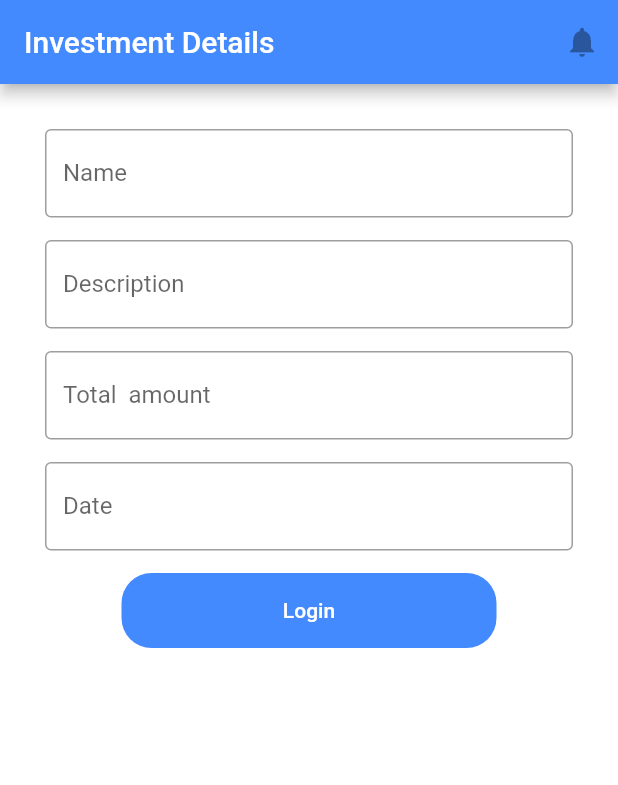
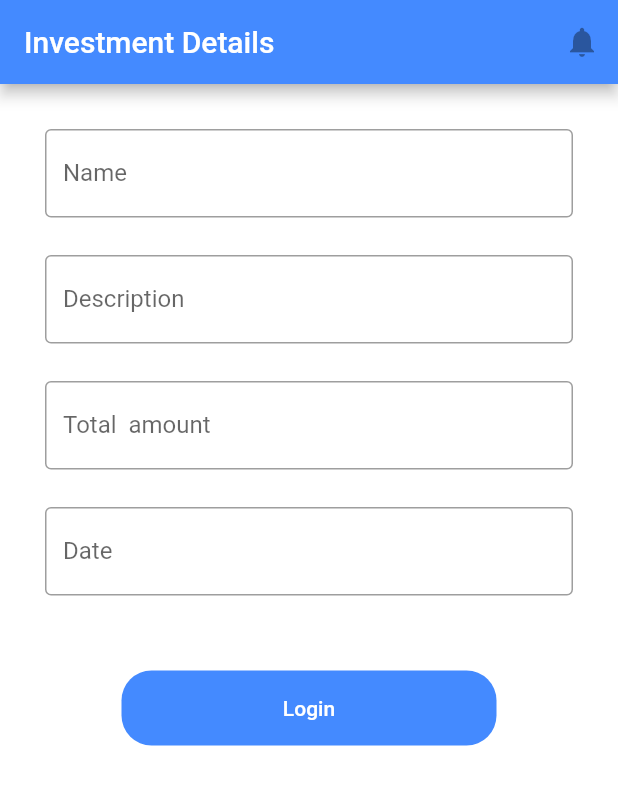
Before and after one commit to shanthu-hammer/i_tracker, a Flutter app: the screen it shows after launch, on a phone screen of 412 x 824 dp. Shown: the top 785 px of the screen. Run offline on Flutter 3.47's test engine with Material 2 defaults, Android fonts, the phone set to English and light mode, and no system bars.

Commit message:
investment form (UI)

```diff
--- a/lib/screens/investment.dart
+++ b/lib/screens/investment.dart
@@ -18,7 +18,8 @@ class _InvestmentState extends State<Investment> {
         ),
       ),
       backgroundColor: ThemeColor.background,
-      body: Padding(
+      body: SingleChildScrollView(
+        child: Padding(
           padding: EdgeInsets.all(30),
           child: Column(
             //Name
@@ -30,7 +31,7 @@ class _InvestmentState extends State<Investment> {
                     hintText: 'Enter the Name of the investment'),
               ),
               SizedBox(
-              height: 15,
+                height: 25,
               ),
               //Description
               TextFormField(
@@ -40,7 +41,7 @@ class _InvestmentState extends State<Investment> {
                     hintText: '(optional)'),
               ),
               SizedBox(
-              height: 15,
+                height: 25,
               ),
               TextFormField(
                 decoration: InputDecoration(
@@ -49,7 +50,7 @@ class _InvestmentState extends State<Investment> {
                     hintText: 'Enter the total invested amount'),
               ),
               SizedBox(
-              height: 15,
+                height: 25,
               ),
               TextFormField(
                 decoration: InputDecoration(
@@ -58,7 +59,7 @@ class _InvestmentState extends State<Investment> {
                     hintText: 'Enter the date of investment'),
               ),
               SizedBox(
-              height: 15,
+                height: 50,
               ),
               Container(
                 height: 50,
@@ -82,6 +83,7 @@ class _InvestmentState extends State<Investment> {
             ],
           ),
         ),
+      ),
     );
   }
 }
```
Lines whose indentation alone changed are shown as unchanged.
